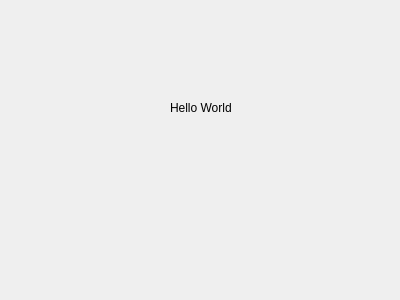
The window that Orar/OrarApp/SecondView.ui (alexandrutm/UnivTimetable) describes before a commit, drawn with Qt 5.
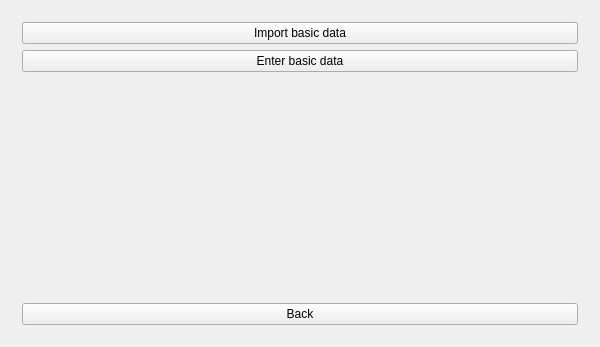
The same window after the commit.

Diff of the .ui file:
```diff
--- a/Orar/OrarApp/SecondView.ui
+++ b/Orar/OrarApp/SecondView.ui
@@ -6,26 +6,65 @@
    <rect>
     <x>0</x>
     <y>0</y>
-    <width>400</width>
-    <height>300</height>
+    <width>600</width>
+    <height>347</height>
    </rect>
   </property>
   <property name="windowTitle">
    <string>SecondView</string>
   </property>
-  <widget class="QLabel" name="label">
-   <property name="geometry">
-    <rect>
-     <x>170</x>
-     <y>100</y>
-     <width>121</width>
-     <height>16</height>
-    </rect>
-   </property>
-   <property name="text">
-    <string>Hello World</string>
-   </property>
-  </widget>
+  <layout class="QVBoxLayout" name="verticalLayout">
+   <item>
+    <widget class="QStackedWidget" name="stackedWidget">
+     <widget class="QWidget" name="page">
+      <layout class="QVBoxLayout" name="verticalLayout_3">
+       <item>
+        <layout class="QGridLayout" name="gridLayout">
+         <item row="0" column="0">
+          <widget class="QPushButton" name="pushButton_2">
+           <property name="text">
+            <string>Import basic data</string>
+           </property>
+          </widget>
+         </item>
+         <item row="1" column="0">
+          <widget class="QPushButton" name="pushButtonBasicData">
+           <property name="text">
+            <string>Enter basic data</string>
+           </property>
+          </widget>
+         </item>
+        </layout>
+       </item>
+       <item>
+        <layout class="QVBoxLayout" name="verticalLayout_2">
+         <item>
+          <spacer name="verticalSpacer">
+           <property name="orientation">
+            <enum>Qt::Vertical</enum>
+           </property>
+           <property name="sizeHint" stdset="0">
+            <size>
+             <width>20</width>
+             <height>40</height>
+            </size>
+           </property>
+          </spacer>
+         </item>
+         <item>
+          <widget class="QPushButton" name="backHome">
+           <property name="text">
+            <string>Back</string>
+           </property>
+          </widget>
+         </item>
+        </layout>
+       </item>
+      </layout>
+     </widget>
+    </widget>
+   </item>
+  </layout>
  </widget>
  <layoutdefault spacing="6" margin="11"/>
  <resources/>
```
Left out of the diff: 23 changed lines with no effect on the pictures.
